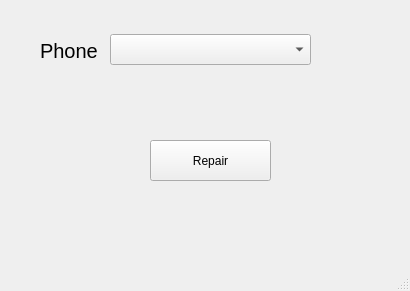
This is tiendaMoviles/mainwindow.ui in ChristopherCousin/PhoneShop as Qt 5 draws it before an edit. The edited form follows.
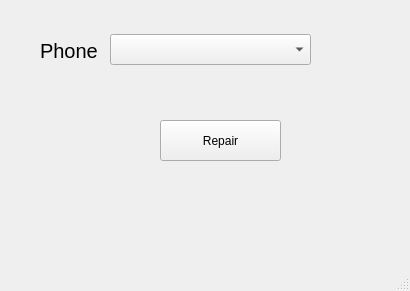
This is the edited form.

Diff of the .ui file:
```diff
--- a/tiendaMoviles/mainwindow.ui
+++ b/tiendaMoviles/mainwindow.ui
@@ -17,8 +17,8 @@
    <widget class="QPushButton" name="pushButton">
     <property name="geometry">
      <rect>
-      <x>150</x>
-      <y>140</y>
+      <x>160</x>
+      <y>120</y>
       <width>121</width>
       <height>41</height>
      </rect>
```
